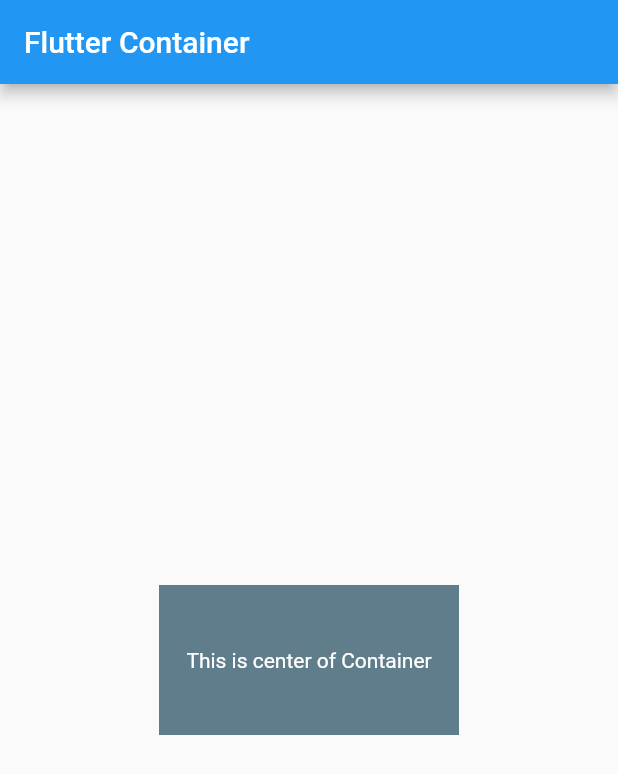
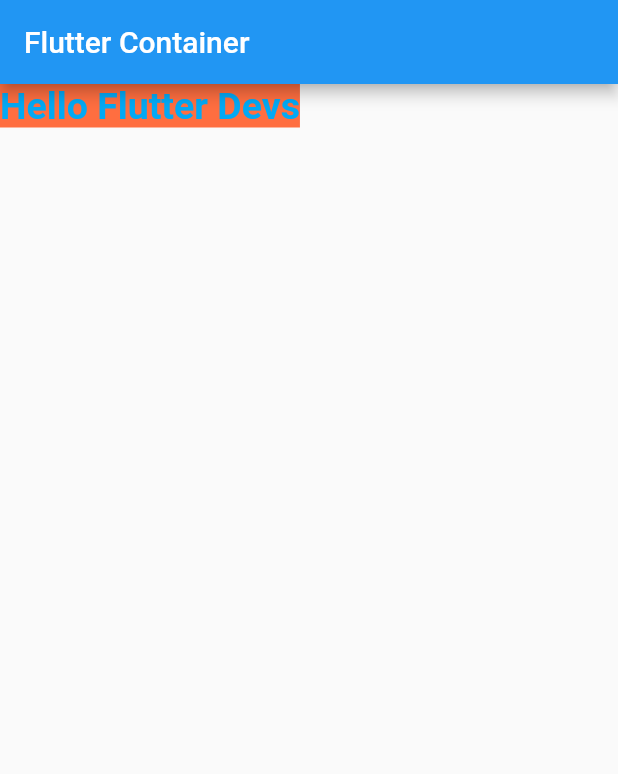
Before and after one commit to swarupcs/flutter_basics, a Flutter app: the screen it shows after launch, on a phone screen of 412 x 824 dp. Shown: the top 774 px of the screen. Run offline on Flutter 3.47's test engine with Material 2 defaults, Android fonts, the phone set to English and light mode, and no system bars.

Commit message:
Text Widgets and Style

```diff
--- a/lib/main.dart
+++ b/lib/main.dart
@@ -41,14 +41,12 @@ class _MyHomePageState extends State<MyHomePage> {
 
         title: Text("Flutter Container"),
       ),
-      body: Center(
-        child: Container(
-          width: 200,
-          height: 100,
-          color: Colors.blueGrey,
-          child: Center(child: Text('This is center of Container', style: TextStyle(color: Colors.white),)),
-        ),
-      )
+      body: Text('Hello Flutter Devs' , style: TextStyle(
+        fontSize: 25,
+        color: Colors.lightBlue,
+        fontWeight: FontWeight.bold,
+        backgroundColor: Colors.deepOrangeAccent
+      ),)
 
 
     );
```
